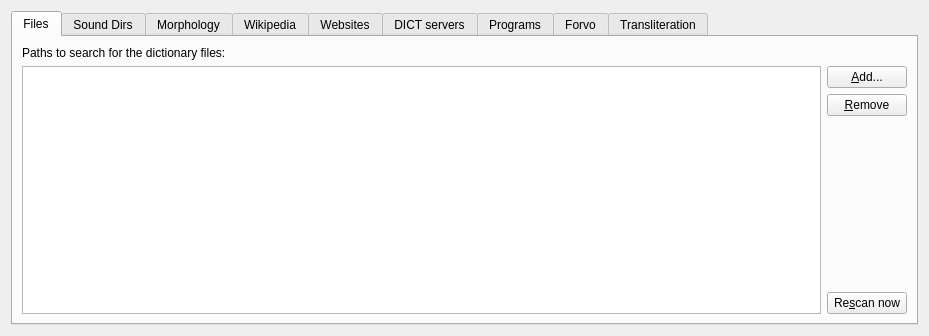
The window that sources.ui (xiaoyifang/goldendict-ng) describes before a commit, drawn with Qt 5.
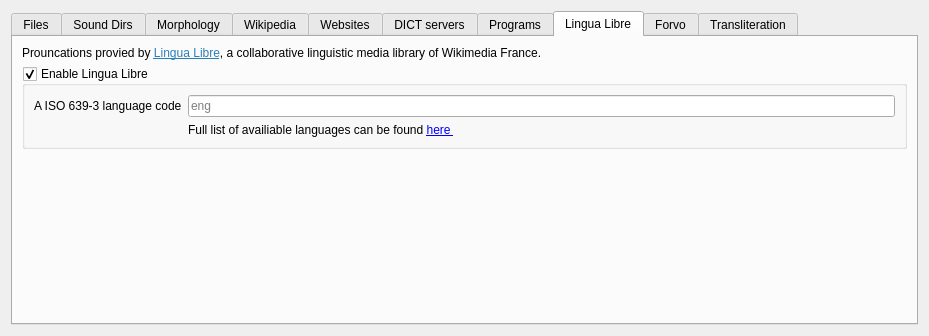
The same window after the commit. Icons and pictures are not drawn.

Commit message: lingua: add config ui to dict sources edit dialog

Patch:
```diff
--- a/sources.ui
+++ b/sources.ui
@@ -13,11 +13,11 @@
   <property name="windowTitle">
    <string notr="true">Sources</string>
   </property>
-  <layout class="QVBoxLayout" name="verticalLayout_5">
+  <layout class="QVBoxLayout" name="verticalLayout_9">
    <item>
     <widget class="QTabWidget" name="tabWidget">
      <property name="currentIndex">
-      <number>0</number>
+      <number>7</number>
      </property>
      <property name="iconSize">
       <size>
@@ -456,6 +456,73 @@
        </item>
       </layout>
      </widget>
+     <widget class="QWidget" name="tab_lingua">
+      <attribute name="icon">
+       <iconset resource="resources.qrc">
+        <normaloff>:/icons/lingualibre.svg</normaloff>:/icons/lingualibre.svg</iconset>
+      </attribute>
+      <attribute name="title">
+       <string>Lingua Libre</string>
+      </attribute>
+      <layout class="QVBoxLayout" name="verticalLayout_5">
+       <item>
+        <widget class="QLabel" name="label_17">
+         <property name="text">
+          <string>&lt;html&gt;&lt;head/&gt;&lt;body&gt;&lt;p&gt;Prouncations provied by &lt;a href=&quot;https://lingualibre.org&quot;&gt;&lt;span style=&quot; text-decoration: underline; color:#2980b9;&quot;&gt;Lingua Libre&lt;/span&gt;&lt;/a&gt;, a collaborative linguistic media library of Wikimedia France. &lt;/p&gt;&lt;/body&gt;&lt;/html&gt;</string>
+         </property>
+         <property name="openExternalLinks">
+          <bool>true</bool>
+         </property>
+        </widget>
+       </item>
+       <item>
+        <widget class="QGroupBox" name="linguaEnabled">
+         <property name="title">
+          <string>Enable Lingua Libre</string>
+         </property>
+         <property name="checkable">
+          <bool>true</bool>
+         </property>
+         <layout class="QFormLayout" name="formLayout_2">
+          <item row="0" column="1">
+           <widget class="QLineEdit" name="linguaLangCode">
+            <property name="placeholderText">
+             <string notr="true">eng</string>
+            </property>
+           </widget>
+          </item>
+          <item row="0" column="0">
+           <widget class="QLabel" name="label_18">
+            <property name="text">
+             <string>A ISO 639-3 language code</string>
+            </property>
+           </widget>
+          </item>
+          <item row="1" column="1">
+           <widget class="QLabel" name="label_19">
+            <property name="text">
+             <string>Full list of availiable languages can be found &lt;a href=&quot;https://lingualibre.org/wiki/LinguaLibre:Stats/Languages&quot;&gt; here &lt;/a&gt;</string>
+            </property>
+           </widget>
+          </item>
+         </layout>
+        </widget>
+       </item>
+       <item>
+        <spacer name="verticalSpacer_4">
+         <property name="orientation">
+          <enum>Qt::Vertical</enum>
+         </property>
+         <property name="sizeHint" stdset="0">
+          <size>
+           <width>20</width>
+           <height>40</height>
+          </size>
+         </property>
+        </spacer>
+       </item>
+      </layout>
+     </widget>
      <widget class="QWidget" name="tab_5">
       <attribute name="icon">
        <iconset resource="resources.qrc">
```
